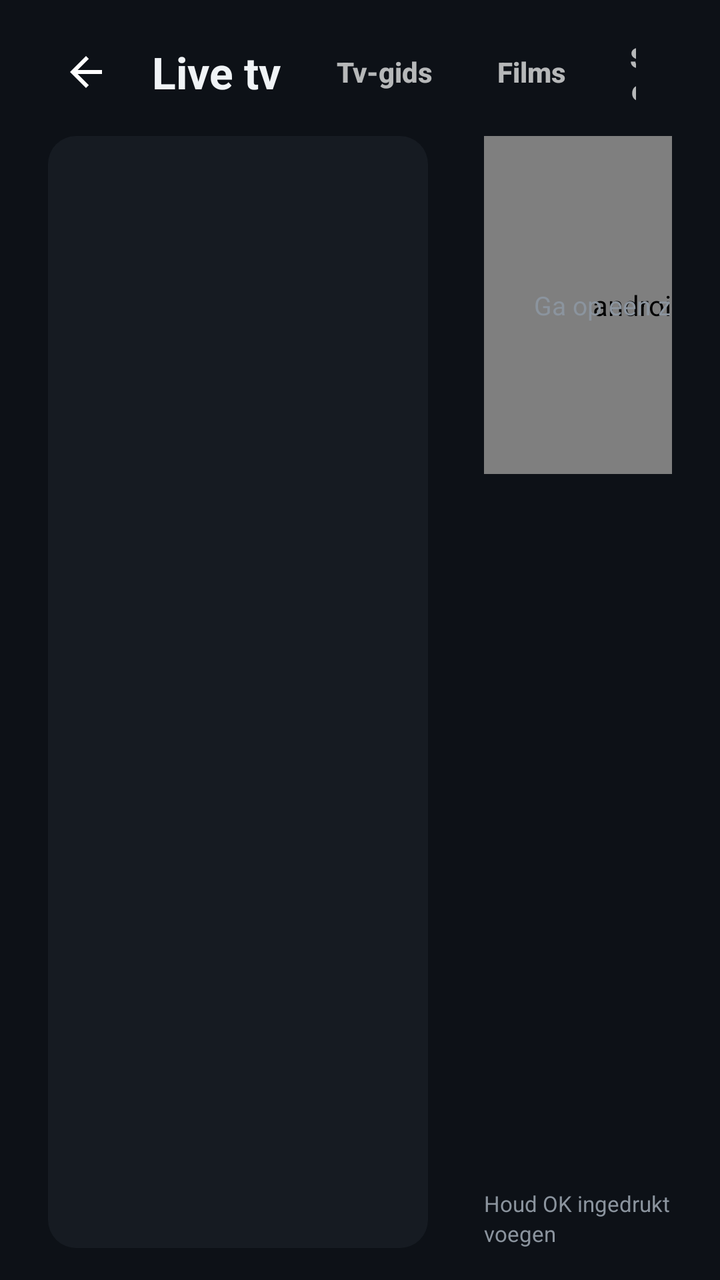
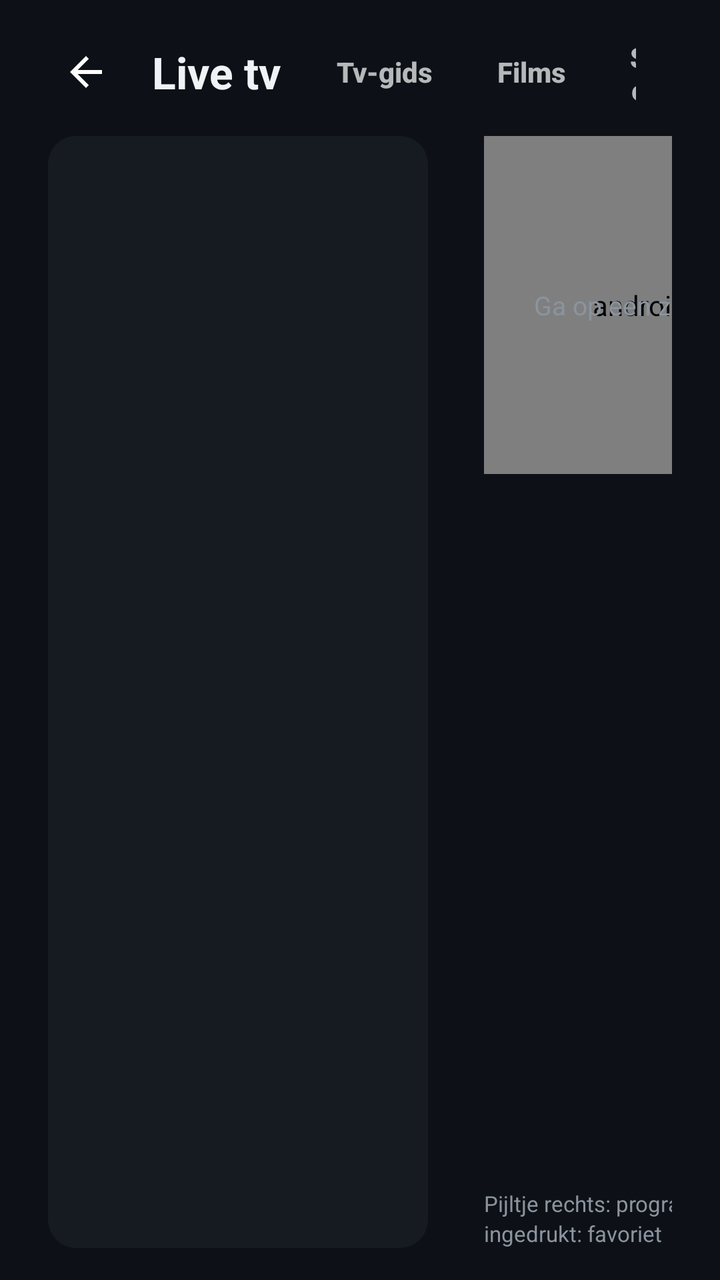

The first picture is an Android layout as it rendered before a commit; the second is the same layout after the commit. The layout source and the unified diff follow.
<!-- AndroidManifest.xml: application theme AppTheme -->
<!-- res/layout/activity_main.xml -->
<?xml version="1.0" encoding="utf-8"?>
<LinearLayout xmlns:android="http://schemas.android.com/apk/res/android"
    xmlns:app="http://schemas.android.com/apk/res-auto"
    android:layout_width="match_parent"
    android:layout_height="match_parent"
    android:background="@color/bg"
    android:orientation="vertical"
    android:paddingStart="24dp"
    android:paddingTop="16dp"
    android:paddingEnd="24dp"
    android:paddingBottom="16dp">

    
    <LinearLayout
        android:id="@+id/topBar"
        android:layout_width="match_parent"
        android:layout_height="40dp"
        android:gravity="center_vertical"
        android:orientation="horizontal">
        <ImageButton
            android:id="@+id/backBtn"
            android:layout_width="38dp"
            android:layout_height="38dp"
            android:layout_marginEnd="14dp"
            android:background="@drawable/nav_bg"
            android:contentDescription="Terug"
            android:padding="7dp"
            android:scaleType="fitCenter"
            android:src="@drawable/ic_arrow_back"
            android:tint="@color/nav_text" />


        <TextView
            android:layout_width="wrap_content"
            android:layout_height="wrap_content"
            android:layout_marginEnd="14dp"
            android:text="Live tv"
            android:textColor="@color/text"
            android:textSize="22sp"
            android:textStyle="bold" />

        <Button android:id="@+id/tabGuide" style="@style/NavTab" android:text="Tv-gids" />
        <Button android:id="@+id/tabMovies" style="@style/NavTab" android:text="Films" />
        <Button android:id="@+id/tabSeries" style="@style/NavTab" android:text="Series" />
        <Button android:id="@+id/tabHistory" style="@style/NavTab" android:text="Geschiedenis" />

        <TextView
            android:id="@+id/status"
            android:layout_width="0dp"
            android:layout_height="wrap_content"
            android:layout_marginStart="8dp"
            android:layout_marginEnd="8dp"
            android:layout_weight="1"
            android:ellipsize="end"
            android:gravity="end"
            android:maxLines="1"
            android:textColor="@color/muted"
            android:textSize="12sp" />

        <ImageButton
            android:id="@+id/tabAccount"
            android:layout_width="34dp"
            android:layout_height="34dp"
            android:background="@drawable/nav_bg"
            android:contentDescription="Instellingen"
            android:src="@drawable/ic_settings"
            android:tint="@color/nav_text" />
    </LinearLayout>

    <LinearLayout
        android:layout_width="match_parent"
        android:layout_height="0dp"
        android:layout_marginTop="12dp"
        android:layout_weight="1"
        android:orientation="horizontal">

        
        <androidx.recyclerview.widget.RecyclerView
            android:id="@+id/groups"
            android:layout_width="190dp"
            android:layout_height="match_parent"
            android:background="@drawable/panel_bg"
            android:clipToPadding="false"
            android:padding="4dp" />

        
        <LinearLayout
            android:layout_width="0dp"
            android:layout_height="match_parent"
            android:layout_marginStart="14dp"
            android:layout_weight="1"
            android:orientation="vertical">

            <EditText
                android:id="@+id/search"
                android:layout_width="match_parent"
                android:layout_height="40dp"
                android:background="@drawable/field_bg"
                android:hint="Zoek een zender"
                android:drawableStart="@drawable/ic_search"
                android:drawablePadding="10dp"
                android:drawableTint="@color/muted"
                android:imeOptions="actionSearch|flagNoExtractUi"
                android:inputType="text"
                android:maxLines="1"
                android:paddingStart="14dp"
                android:paddingEnd="14dp"
                android:textColor="@color/text"
                android:textColorHint="@color/muted"
                android:textSize="15sp" />

            <TextView
                android:id="@+id/groupTitle"
                android:layout_width="match_parent"
                android:layout_height="wrap_content"
                android:layout_marginTop="8dp"
                android:layout_marginBottom="4dp"
                android:ellipsize="end"
                android:maxLines="1"
                android:textColor="@color/muted"
                android:textSize="13sp" />

            <androidx.recyclerview.widget.RecyclerView
                android:id="@+id/channels"
                android:layout_width="match_parent"
                android:layout_height="0dp"
                android:layout_weight="1"
                android:background="@drawable/panel_bg"
                android:clipToPadding="false"
                android:padding="4dp" />
        </LinearLayout>

        
        <LinearLayout
            android:layout_width="300dp"
            android:layout_height="match_parent"
            android:layout_marginStart="14dp"
            android:orientation="vertical">

            <FrameLayout
                android:layout_width="match_parent"
                android:layout_height="169dp"
                android:background="#000000">

                <androidx.media3.ui.PlayerView
                    android:id="@+id/preview"
                    android:layout_width="match_parent"
                    android:layout_height="match_parent"
                    android:focusable="false"
                    app:resize_mode="fit"
                    app:shutter_background_color="#000000"
                    app:use_controller="false" />

                <TextView
                    android:id="@+id/previewHint"
                    android:layout_width="match_parent"
                    android:layout_height="match_parent"
                    android:gravity="center"
                    android:padding="12dp"
                    android:text="Ga op een zender staan voor een voorbeeld"
                    android:textColor="@color/muted"
                    android:textSize="13sp" />
            </FrameLayout>

            <TextView
                android:id="@+id/nowName"
                android:layout_width="match_parent"
                android:layout_height="wrap_content"
                android:layout_marginTop="10dp"
                android:ellipsize="end"
                android:maxLines="1"
                android:textColor="@color/text"
                android:textSize="19sp"
                android:textStyle="bold" />

            <TextView
                android:id="@+id/nowGroup"
                android:layout_width="match_parent"
                android:layout_height="wrap_content"
                android:ellipsize="end"
                android:maxLines="1"
                android:textColor="@color/muted"
                android:textSize="12sp" />

            <LinearLayout
                android:id="@+id/epgBox"
                android:layout_width="match_parent"
                android:layout_height="0dp"
                android:layout_marginTop="10dp"
                android:layout_weight="1"
                android:background="@drawable/panel_bg"
                android:orientation="vertical"
                android:padding="12dp"
                android:visibility="invisible">

                <TextView
                    android:id="@+id/nowProg"
                    android:layout_width="match_parent"
                    android:layout_height="wrap_content"
                    android:ellipsize="end"
                    android:maxLines="2"
                    android:textColor="@color/text"
                    android:textSize="14sp" />

                <ProgressBar
                    android:id="@+id/nowProgress"
                    style="?android:attr/progressBarStyleHorizontal"
                    android:layout_width="match_parent"
                    android:layout_height="5dp"
                    android:layout_marginTop="6dp"
                    android:layout_marginBottom="6dp"
                    android:max="1000"
                    android:progressBackgroundTint="#30363D"
                    android:progressTint="@color/accent" />

                <TextView
                    android:id="@+id/nowDesc"
                    android:layout_width="match_parent"
                    android:layout_height="0dp"
                    android:layout_weight="1"
                    android:ellipsize="end"
                    android:textColor="@color/muted"
                    android:textSize="12sp" />

                <TextView
                    android:id="@+id/nextProg"
                    android:layout_width="match_parent"
                    android:layout_height="wrap_content"
                    android:layout_marginTop="6dp"
                    android:ellipsize="end"
                    android:maxLines="1"
                    android:textColor="@color/muted"
                    android:textSize="13sp" />
            </LinearLayout>

            <TextView
                android:layout_width="match_parent"
                android:layout_height="wrap_content"
                android:layout_marginTop="8dp"
                android:lineSpacingExtra="2dp"
                android:text="Houd OK ingedrukt om een zender aan je favorieten toe te voegen"
                android:textColor="@color/muted"
                android:textSize="11sp" />
        </LinearLayout>
    </LinearLayout>
</LinearLayout>
<!-- resources referenced by this layout -->
<resources>
  <color name="accent">#2F81F7</color>
  <color name="bg">#0D1117</color>
  <color name="muted">#8B949E</color>
  <color name="text">#F0F3F6</color>
  <!-- drawable field_bg (drawable) -->
  <?xml version="1.0" encoding="utf-8"?>
  <selector xmlns:android="http://schemas.android.com/apk/res/android">
      <item android:state_focused="true">
          <shape>
              <solid android:color="@color/panel2" />
              <stroke android:width="2dp" android:color="@color/accent" />
              <corners android:radius="10dp" />
          </shape>
      </item>
      <item>
          <shape><solid android:color="@color/panel" /><corners android:radius="10dp" /></shape>
      </item>
  </selector>
  <!-- drawable ic_arrow_back (drawable) -->
  <?xml version="1.0" encoding="utf-8"?>
  <vector xmlns:android="http://schemas.android.com/apk/res/android"
      android:width="20dp"
      android:height="20dp"
      android:viewportWidth="24"
      android:viewportHeight="24">
      <path android:fillColor="#FFFFFFFF" android:pathData="M20,11H7.83l5.59,-5.59L12,4l-8,8 8,8 1.41,-1.41L7.83,13H20v-2z" />
  </vector>
  <!-- drawable ic_search (drawable) -->
  <?xml version="1.0" encoding="utf-8"?>
  <vector xmlns:android="http://schemas.android.com/apk/res/android"
      android:width="20dp"
      android:height="20dp"
      android:viewportWidth="24"
      android:viewportHeight="24">
      <path android:fillColor="#FFFFFFFF" android:pathData="M15.5,14h-0.79l-0.28,-0.27C15.41,12.59 16,11.11 16,9.5 16,5.91 13.09,3 9.5,3S3,5.91 3,9.5 5.91,16 9.5,16c1.61,0 3.09,-0.59 4.23,-1.57l0.27,0.28v0.79l5,4.99L20.49,19l-4.99,-5zM9.5,14C7.01,14 5,11.99 5,9.5S7.01,5 9.5,5 14,7.01 14,9.5 11.99,14 9.5,14z" />
  </vector>
  <!-- drawable nav_bg (drawable) -->
  <?xml version="1.0" encoding="utf-8"?>
  <selector xmlns:android="http://schemas.android.com/apk/res/android">
      <item android:state_focused="true">
          <shape><solid android:color="#FFFFFFFF" /><corners android:radius="18dp" /></shape>
      </item>
      <item android:state_activated="true">
          <shape><solid android:color="#33FFFFFF" /><corners android:radius="18dp" /></shape>
      </item>
      <item>
          <shape><solid android:color="#00000000" /><corners android:radius="18dp" /></shape>
      </item>
  </selector>
  <!-- drawable panel_bg (drawable) -->
  <?xml version="1.0" encoding="utf-8"?>
  <shape xmlns:android="http://schemas.android.com/apk/res/android">
      <solid android:color="@color/panel" />
      <corners android:radius="14dp" />
  </shape>
  <style name="NavTab">
          <item name="android:layout_width">wrap_content</item>
          <item name="android:layout_height">34dp</item>
          <item name="android:layout_marginEnd">4dp</item>
          <item name="android:minWidth">0dp</item>
          <item name="android:minHeight">0dp</item>
          <item name="android:paddingStart">14dp</item>
          <item name="android:paddingEnd">14dp</item>
          <item name="android:background">@drawable/nav_bg</item>
          <item name="android:textAllCaps">false</item>
          <item name="android:textColor">@color/nav_text</item>
          <item name="android:textSize">14sp</item>
          <item name="android:textStyle">bold</item>
          <item name="android:stateListAnimator">@null</item>
      </style>
  <style name="AppTheme" parent="android:Theme.Material.NoActionBar.Fullscreen">
          <item name="android:windowBackground">@color/bg</item>
          <item name="android:colorAccent">@color/accent</item>
          <item name="android:colorPrimary">@color/bg</item>
          <item name="android:textColor">@color/text</item>
      </style>
  <color name="panel2">#1F2630</color>
  <color name="panel">#161B22</color>
  <!-- unchanged entries left out for length: 1 -->
</resources>

<!-- the commit's change to res/layout/activity_main.xml (unified diff, before → after) -->
@@ -238,7 +238,7 @@
                 android:layout_height="wrap_content"
                 android:layout_marginTop="8dp"
                 android:lineSpacingExtra="2dp"
-                android:text="Houd OK ingedrukt om een zender aan je favorieten toe te voegen"
+                android:text="Pijltje rechts: programma\'s en terugkijken  ·  OK lang ingedrukt: favoriet"
                 android:textColor="@color/muted"
                 android:textSize="11sp" />
         </LinearLayout>
